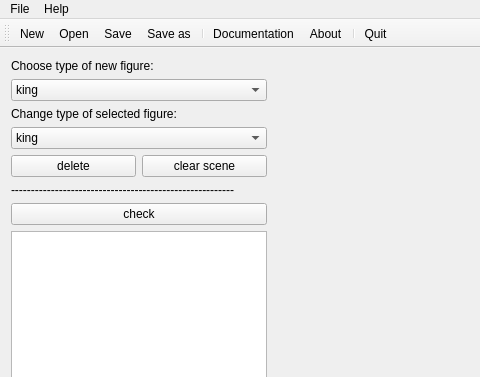
First picture: the form in mainwindow.ui, repository TheBestTvarynka/CourseWork, before the edit; both pictures show x 0 to 480 and y 0 to 377 of the 1069 by 630 pixel window.
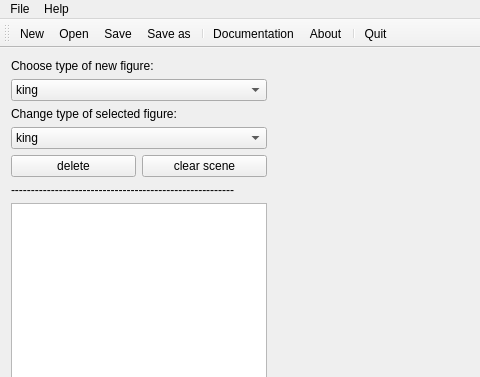
Second picture: the form after the edit. Icons and pictures are not drawn. Custom widgets are drawn as their Qt base class.

Commit message: connect widget class and mainwindow class. now I can use method from mainwindow in widget class

Diff of the .ui file:
```diff
--- a/mainwindow.ui
+++ b/mainwindow.ui
@@ -118,13 +118,6 @@
         </property>
        </widget>
       </item>
-      <item>
-       <widget class="QPushButton" name="check">
-        <property name="text">
-         <string>check</string>
-        </property>
-       </widget>
-      </item>
       <item>
        <widget class="QListView" name="list">
         <property name="sizePolicy">
```
The commit also changes 6 other files.
